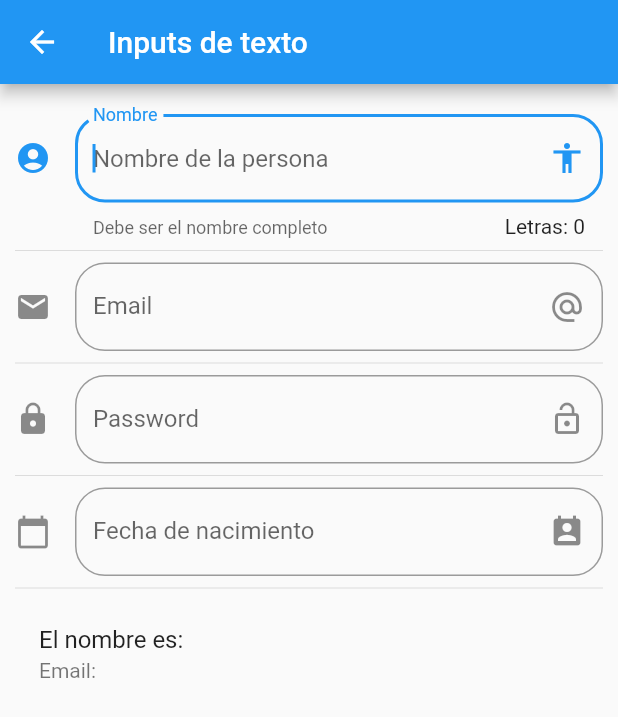
After one commit to specializeddevel/Flutter_FH, a Flutter app: the screen it shows after launch, after a tap on "Inputs", on a phone screen of 412 x 824 dp. The commit adds this screen. Shown: the top 717 px of the screen. Run offline on Flutter 3.47's test engine with Material 2 defaults, Android fonts, the phone set to English and light mode, and no system bars; network calls fail.

Commit message:
Hasta DatePicker

```diff
--- a/data/menu_opts.json
+++ b/data/menu_opts.json
@@ -20,6 +20,11 @@
             "ruta" : "animatedContainer",
             "icon" : "donut_large",
             "texto": "Animated Container"
+        },
+        {
+            "ruta" : "inputs",
+            "icon" : "input",
+            "texto": "Inputs"
         }
     ]
 }
--- a/lib/main.dart
+++ b/lib/main.dart
@@ -1,4 +1,5 @@
 import 'package:flutter/material.dart';
+import 'package:flutter_localizations/flutter_localizations.dart';
 
 import 'package:componentes/routes/routes.dart';
 import 'package:componentes/pages/alert_page.dart';
@@ -9,6 +10,15 @@ class MyApp extends StatelessWidget {
   @override
   Widget build(BuildContext context) {
     return MaterialApp(
+      localizationsDelegates: [
+        GlobalMaterialLocalizations.delegate,
+        GlobalWidgetsLocalizations.delegate,
+        GlobalCupertinoLocalizations.delegate,
+      ],
+      supportedLocales: [
+        const Locale('en'),
+        const Locale('es'),
+      ],
       debugShowCheckedModeBanner: false,
       title: 'Componentes Aplicacion MAC',
       //home: HomePage(),
--- a/lib/pages/animated_container.dart
+++ b/lib/pages/animated_container.dart
@@ -24,7 +24,7 @@ class _AnimatedContainerPageState extends State<AnimatedContainerPage> {
       body: Center(
         child: AnimatedContainer(
           duration: Duration(seconds: 1),
-          curve: Curves.fastOutSlowIn,
+          curve: Curves.fastLinearToSlowEaseIn,
           width: _width,
           height: _height,
           //color: _color,
--- /dev/null
+++ b/lib/pages/input_page.dart
@@ -0,0 +1,139 @@
+import 'package:flutter/material.dart';
+
+class InputPage extends StatefulWidget {
+  @override
+  _InputPageState createState() => _InputPageState();
+}
+
+class _InputPageState extends State<InputPage> {
+
+  String _nombre = '';
+  String _email = '';
+  String _fecha = '';
+
+  TextEditingController _inputFieldDateController = new TextEditingController();
+
+  @override
+  Widget build(BuildContext context) {
+    return Scaffold(
+      appBar: AppBar(
+        title: Text('Inputs de texto')
+      ),
+      body: ListView(
+        padding: EdgeInsets.symmetric(horizontal: 10.0, vertical: 20.0),
+        children: <Widget>[
+          _crearInput(),
+          Divider(),
+          _crearEmail(),
+          Divider(),
+          _crearPassword(),
+          Divider(),
+          _crearFecha(context),
+          Divider(),
+          _crearPersona(),
+        ],
+      ),
+    );
+  }
+
+  Widget _crearInput() {
+
+    return TextField(
+      autofocus: true,
+      textCapitalization: TextCapitalization.words,
+      decoration: InputDecoration(
+        border: OutlineInputBorder(
+          borderRadius: BorderRadius.circular(20.0)),
+        counter:  Text('Letras: ${ _nombre.length}'),
+        hintText: 'Nombre de la persona',
+        labelText: 'Nombre',
+        helperText: 'Debe ser el nombre completo',
+        suffixIcon: Icon(Icons.accessibility),
+        icon: Icon(Icons.account_circle),
+      ),
+      onChanged:(valor){
+        setState(() {
+          _nombre=valor;
+
+        });
+      },
+    );
+  }
+
+  Widget _crearPersona() {
+    return ListTile(
+      title: Text('El nombre es: $_nombre'),
+      subtitle: Text('Email: $_email'),
+    );
+  }
+
+  Widget _crearEmail() {
+    return TextField(
+      keyboardType: TextInputType.emailAddress,
+      decoration: InputDecoration(
+        border: OutlineInputBorder(
+          borderRadius: BorderRadius.circular(20.0)),
+        hintText: 'Email',
+        labelText: 'Email',
+        suffixIcon: Icon(Icons.alternate_email),
+        icon: Icon(Icons.email),
+      ),
+      onChanged: (valor) => setState(() {_email=valor;})
+    );
+  }
+
+  Widget _crearPassword() {
+    return TextField(
+      obscureText: true,
+      decoration: InputDecoration(
+        border: OutlineInputBorder(
+          borderRadius: BorderRadius.circular(20.0)),
+        hintText: 'Password',
+        labelText: 'Password',
+        suffixIcon: Icon(Icons.lock_open),
+        icon: Icon(Icons.lock),
+      ),
+      onChanged: (valor) => setState(() {})
+    );
+  }
+
+  Widget _crearFecha(BuildContext context) {
+    return TextField(
+      enableInteractiveSelection: false,
+      controller: _inputFieldDateController,
+      decoration: InputDecoration(
+        border: OutlineInputBorder(
+          borderRadius: BorderRadius.circular(20.0)),
+        hintText: 'Fecha de nacimiento',
+        labelText: 'Fecha de nacimiento',
+        suffixIcon: Icon(Icons.perm_contact_calendar),
+        icon: Icon(Icons.calendar_today),
+      ),
+      onTap: (){
+
+        FocusScope.of(context).requestFocus(new FocusNode());
+        _selectDate(context);
+
+      },
+    );
+  }
+
+  void _selectDate(BuildContext context) async {
+
+    DateTime picked = await showDatePicker(
+      context: context,
+      initialDate: new DateTime.now(),
+      firstDate: new DateTime(2018),
+      lastDate: new DateTime(2025),
+      locale: Locale('es','ES'),
+    );
+
+  if( picked != null){
+    setState(() {
+      _fecha = picked.toString();
+      _inputFieldDateController.text = _fecha;
+    });
+  }
+
+  }
+}
--- a/lib/routes/routes.dart
+++ b/lib/routes/routes.dart
@@ -1,10 +1,11 @@
-import 'package:componentes/pages/card_page.dart';
 import 'package:flutter/material.dart';
 
 import 'package:componentes/pages/alert_page.dart';
 import 'package:componentes/pages/avatar_page.dart';
 import 'package:componentes/pages/home_page.dart';
 import 'package:componentes/pages/animated_container.dart';
+import 'package:componentes/pages/card_page.dart';
+import 'package:componentes/pages/input_page.dart';
 
 
 Map<String, WidgetBuilder> getApplicationRoutes(){
@@ -17,5 +18,6 @@ Map<String, WidgetBuilder> getApplicationRoutes(){
         'avatar': (context) => AvetarPage(),
         'card'  : (context) => CardPage(),
         'animatedContainer': (context) => AnimatedContainerPage(),
+        'inputs'  : (context) => InputPage(),
    };
 }
--- a/lib/utils/icono_string_util.dart
+++ b/lib/utils/icono_string_util.dart
@@ -6,6 +6,7 @@ final _icons = <String, IconData>{
   'accessibility' : Icons.accessibility,
   'folder_open'   : Icons.folder_open,
   'donut_large'   : Icons.donut_large,
+  'input'         : Icons.input,
 
 };
 
--- a/pubspec.yaml
+++ b/pubspec.yaml
@@ -18,6 +18,8 @@ environment:
 
 dependencies:
   flutter:
+    sdk: flutter
+  flutter_localizations:
     sdk: flutter
 
   # The following adds the Cupertino Icons font to your application.
```
Also changed, not shown: pubspec.lock.
